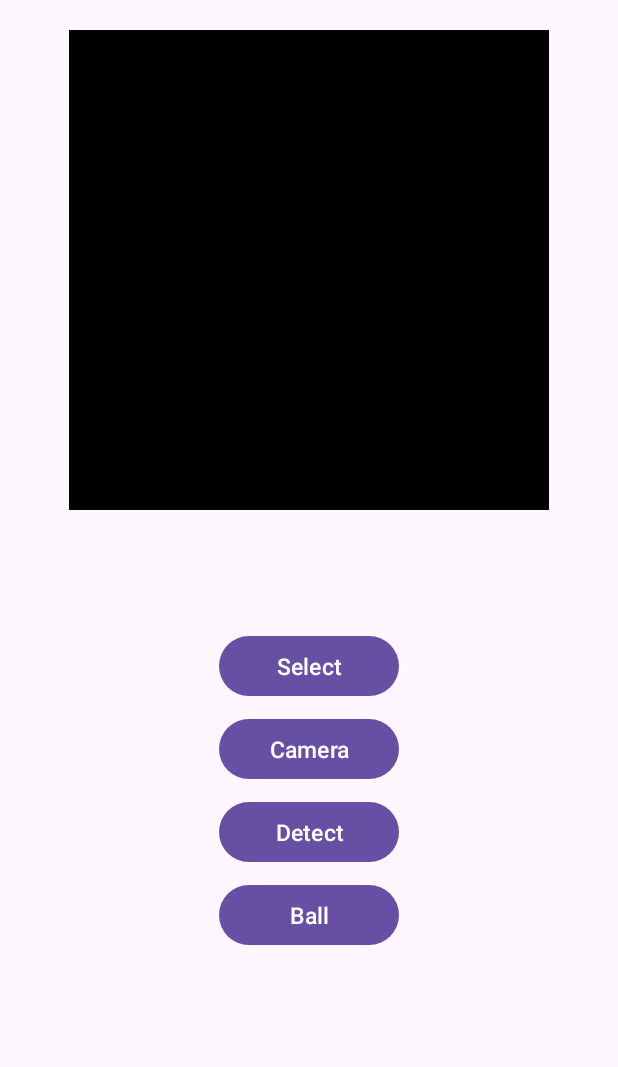
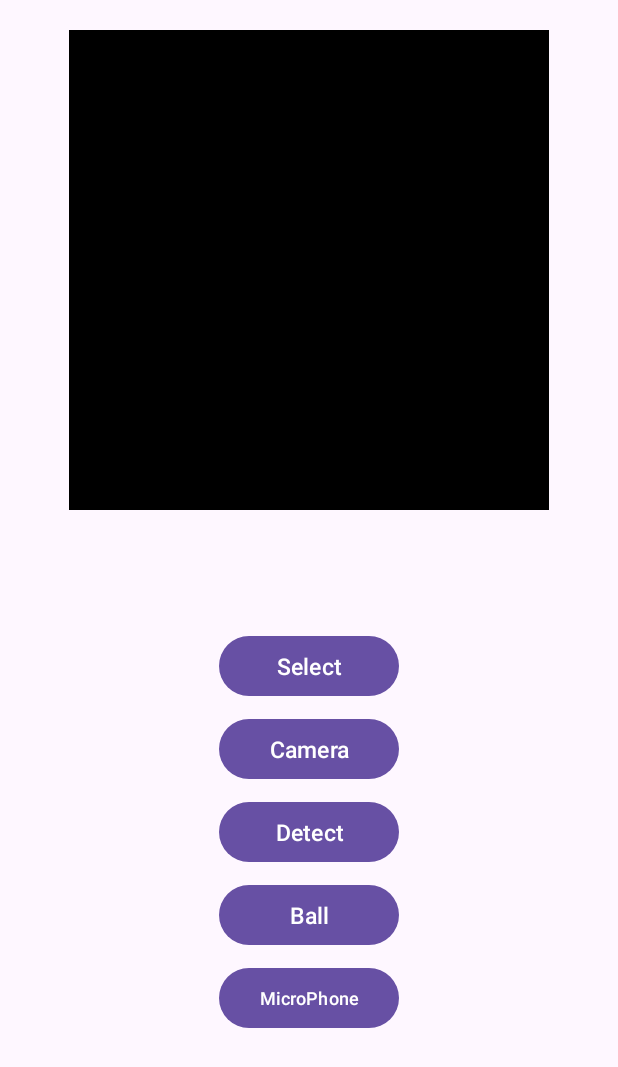
Before and after one commit to OutrightWings/CotsBots, an Android app: the ShowimageActivity screen opened directly, with no data from a screen before it, on a phone screen of 412 x 824 dp. Shown: the top 1067 px of the screen. Run offline under Robolectric (Android 15) with nearby library versions, the phone set to English and light mode, and no system bars; libraries missing offline, so code that uses them is left out: org.opencv.android, org.opencv.core, org.opencv.imgcodecs, org.opencv.imgproc.

Commit message:
Zijun Xiang Microphone update

```diff
--- a/OpenCV Tracking/app/src/main/AndroidManifest.xml
+++ b/OpenCV Tracking/app/src/main/AndroidManifest.xml
@@ -2,6 +2,8 @@
 <manifest xmlns:android="http://schemas.android.com/apk/res/android"
     xmlns:tools="http://schemas.android.com/tools">
 
+    <uses-permission android:name="android.permission.RECORD_AUDIO" />
+    <uses-feature android:name="android.hardware.microphone" android:required="true" />
     <uses-permission android:name="android.permission.BLUETOOTH" />
     <uses-permission android:name="android.permission.BLUETOOTH_ADMIN" />
     <uses-permission android:name="android.permission.BLUETOOTH_CONNECT" />
@@ -31,6 +33,9 @@
             android:name=".BluetoothActivity"
             android:exported="false" />
         <activity
+            android:name=".MicroPhoneActivity"
+            android:exported="false" />
+        <activity
             android:name=".MainActivity"
             android:exported="true">
             <intent-filter>
--- a/OpenCV Tracking/app/src/main/java/com/example/wheel/ShowimageActivity.java
+++ b/OpenCV Tracking/app/src/main/java/com/example/wheel/ShowimageActivity.java
@@ -49,6 +49,7 @@ public class ShowimageActivity extends AppCompatActivity {
         Ball = findViewById(R.id.Ball);
         Detect = findViewById(R.id.Detect); // for the Detect button jump into next page
         Detect.setOnClickListener(new View.OnClickListener() {
+
             @Override
             public void onClick(View v) {
                 // Create an Intent，FROM SHOWIMAGEActivity JUMP TO DETECT ACTIVITY
@@ -64,6 +65,16 @@ public class ShowimageActivity extends AppCompatActivity {
                 startActivity(intent); // jump
             }
         });
+
+        // ADD MICROPHONE JUMP HERE
+        Button Microphone = findViewById(R.id.Microphone);
+        Microphone.setOnClickListener(v -> {
+            Intent intent = new Intent(ShowimageActivity.this, MicroPhoneActivity.class);
+            startActivity(intent);
+        });
+
+
+
         getPermission();
         Camera = findViewById(R.id.Camera); //the function used to find item in xml layout
         Select = findViewById(R.id.Select);
@@ -117,6 +128,7 @@ public class ShowimageActivity extends AppCompatActivity {
         }
     }
 
+
     void getPermission() {
         if (checkSelfPermission(Manifest.permission.CAMERA) != PackageManager.PERMISSION_GRANTED) {
             requestPermissions(new String[]{Manifest.permission.CAMERA}, 102);
--- a/OpenCV Tracking/app/src/main/res/layout/activity_show_image.xml
+++ b/OpenCV Tracking/app/src/main/res/layout/activity_show_image.xml
@@ -60,4 +60,15 @@
         android:layout_marginTop="7dp"
         />
 
+    <Button
+        android:layout_width="120dp"
+        android:layout_height="wrap_content"
+        android:text="MicroPhone"
+        android:id="@+id/Microphone"
+        android:textSize="12sp"
+        android:layout_below="@+id/Ball"
+        android:layout_centerHorizontal="true"
+        android:layout_marginTop="7dp"
+        />
+
 </RelativeLayout>
```
Also changed, not shown: OpenCV Tracking/app/src/main/java/com/example/wheel/MicroPhoneActivity.java (added, +82 -0 lines), OpenCV Tracking/app/src/main/res/layout/activity_microphone.xml (added, +21 -0 lines), 79 other files.
